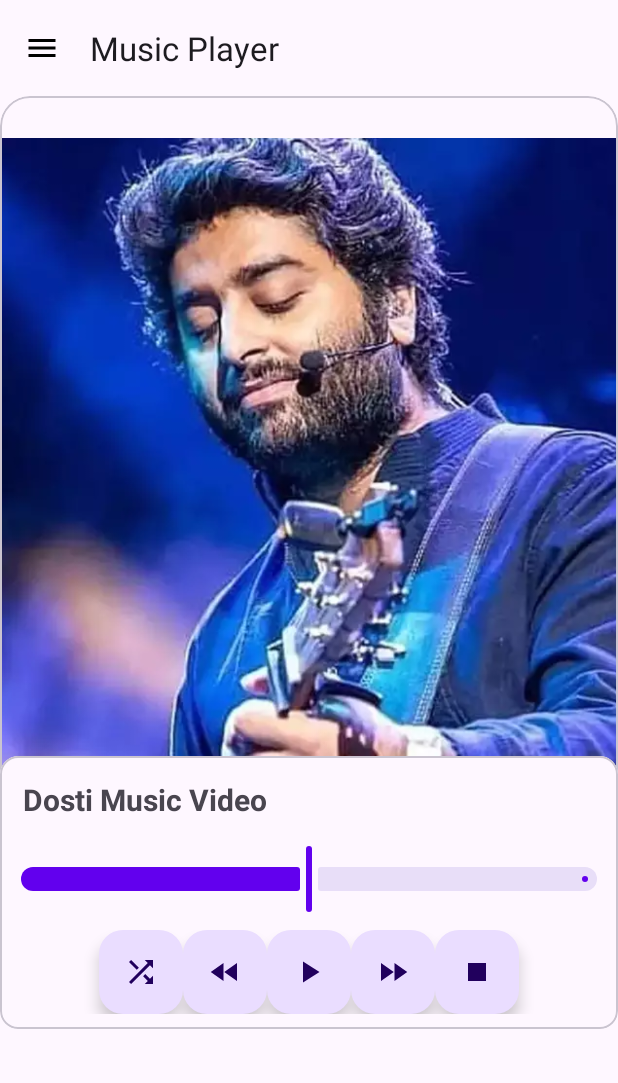
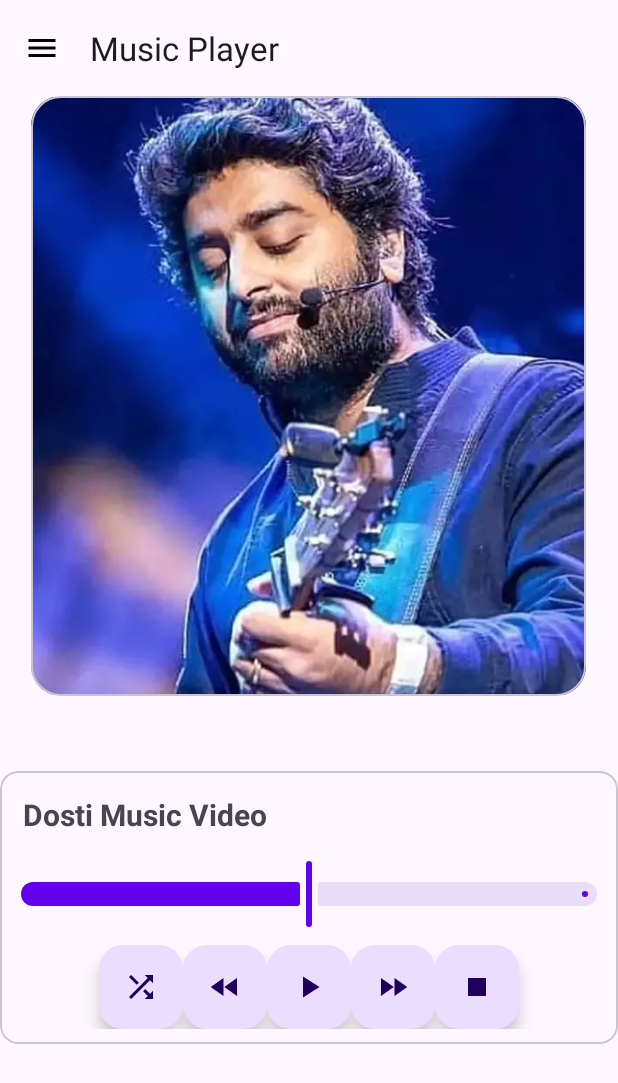
Before and after one commit to yashpatel002/MADpractical5_20012011136, an Android app: the screen it shows after launch (MainActivity), on a phone screen of 412 x 824 dp. Shown: the top 1083 px of the screen. Run offline under Robolectric (Android 15) with nearby library versions, the phone set to English and light mode, and no system bars.

Commit message:
Practical 5

```diff
--- a/app/src/main/res/layout/activity_main.xml
+++ b/app/src/main/res/layout/activity_main.xml
@@ -31,19 +31,20 @@
 
 
             <ImageView
-                android:layout_width="match_parent"
-                android:layout_height="500dp"
+                android:layout_width="370dp"
+                android:layout_height="400dp"
                 android:src="@drawable/img1" />
         </com.google.android.material.card.MaterialCardView>
 
         <com.google.android.material.card.MaterialCardView
             android:layout_width="match_parent"
             android:layout_height="wrap_content"
-            android:layout_marginTop="-60dp">
+            android:layout_marginTop="50dp">
             <LinearLayout
                 android:layout_width="match_parent"
                 android:layout_height="wrap_content"
                 android:orientation="vertical"
+
                 android:id="@+id/bottomCard">
                 <TextView
                     android:layout_width="wrap_content"
```
